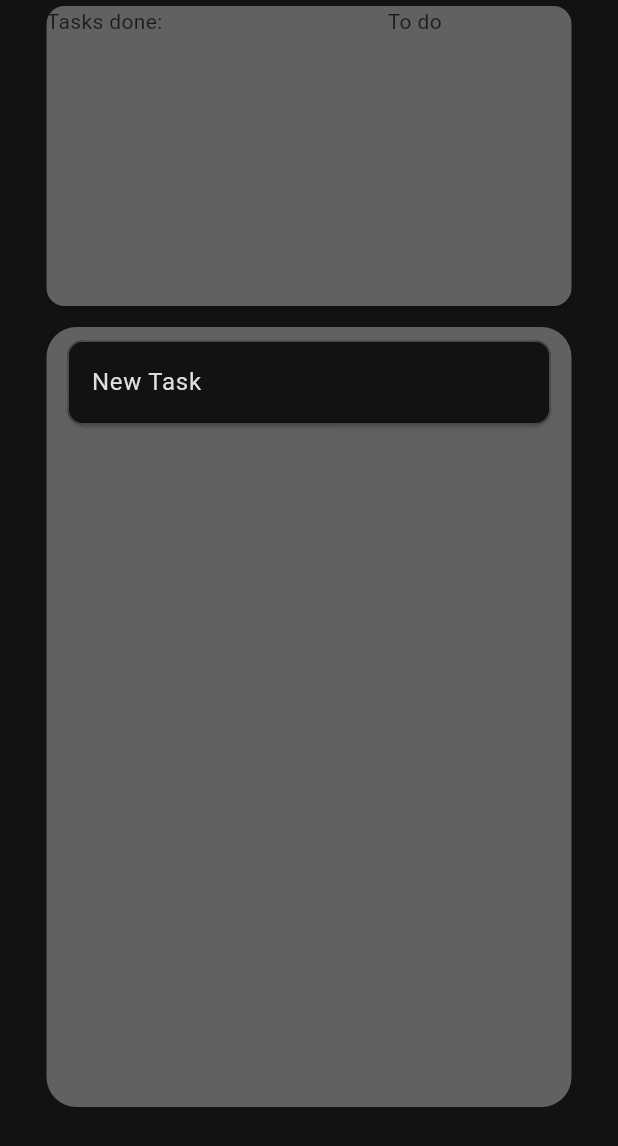
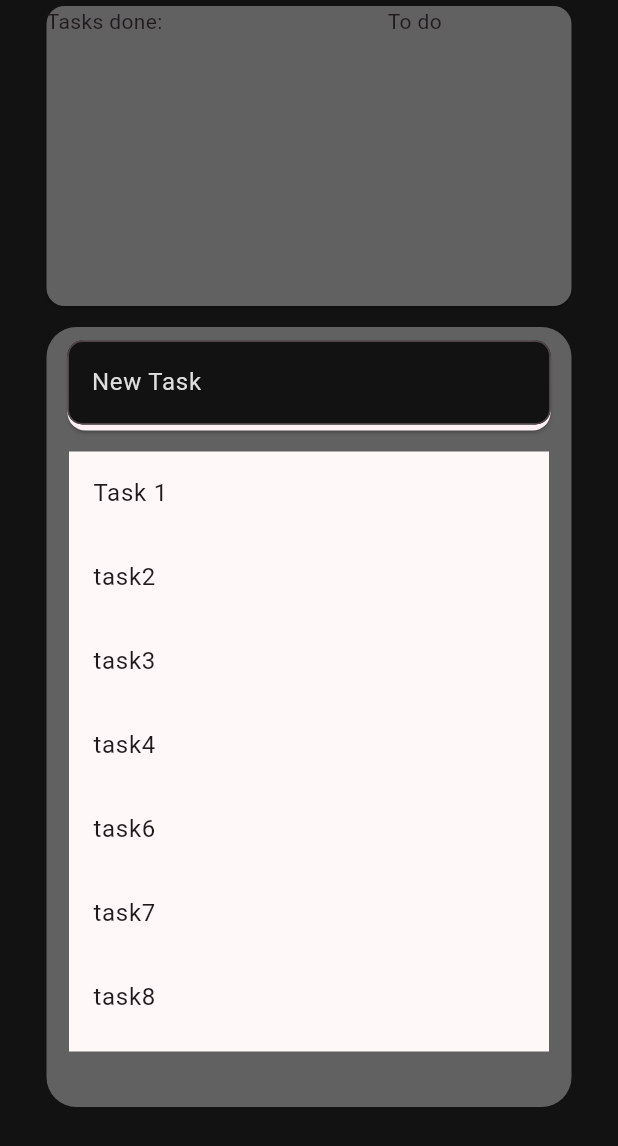
Before and after one commit to MarcoAlarcon/todolist, a Flutter app: the screen it shows after launch, on a phone screen of 412 x 824 dp. Shown: the top 1146 px of the screen. Run offline on Flutter 3.47's test engine with Material 2 defaults, Android fonts, the phone set to English and light mode, and no system bars.

```diff
--- a/lib/main.dart
+++ b/lib/main.dart
@@ -1,4 +1,5 @@
 import 'package:flutter/material.dart';
+import 'package:provider/provider.dart';
 
 void main() {
   runApp(const MyApp());
@@ -10,7 +11,9 @@ class MyApp extends StatelessWidget {
   // This widget is the root of your application.
   @override
   Widget build(BuildContext context) {
-    return MaterialApp(
+    return ChangeNotifierProvider(
+      create: (_) => TaskListProvider(),
+      child: MaterialApp(
         title: 'Just tasks',
         theme: ThemeData(
           useMaterial3: true,
@@ -18,7 +21,48 @@ class MyApp extends StatelessWidget {
               seedColor: const Color.fromARGB(255, 34, 33, 33)),
         ),
         home: const HomeScreen(),
+      ),
     );
+  }
+}
+
+class TaskListProvider extends ChangeNotifier {
+  List<String> taskList = [
+    'Task 1',
+    'task2',
+    'task3',
+    'task4',
+    'task6',
+    'task7',
+    'task8',
+    'task9',
+    'task10'
+  ];
+}
+
+class TaskList extends StatefulWidget {
+  const TaskList({Key? key}) : super(key: key);
+
+  @override
+  State<TaskList> createState() => _TaskListState();
+}
+
+class _TaskListState extends State<TaskList> {
+  @override
+  Widget build(BuildContext context) {
+    return Consumer<TaskListProvider>(
+        builder: (context, taskListProvider, child) {
+      return Material(
+        child: ListView.builder(
+          itemCount: taskListProvider.taskList.length,
+          itemBuilder: (context, index) {
+            return ListTile(
+              title: Text(taskListProvider.taskList[index]),
+            );
+          },
+        ),
+      );
+    });
   }
 }
 
@@ -86,21 +130,39 @@ class DashList extends StatelessWidget {
       child: const Padding(
         padding: EdgeInsets.fromLTRB(10, 5, 10, 5),
         child: Column(
-          children: [CreateTask()],
+          children: [
+            CreateTask(),
+            SizedBox(
+              height: 10,
+            ),
+            SizedBox(
+              width: 320,
+              height: 400,
+              child: TaskList(),
+            ),
+          ],
         ),
       ),
     );
   }
 }
 
-class CreateTask extends StatelessWidget {
-  const CreateTask({super.key});
+class CreateTask extends StatefulWidget {
+  const CreateTask({Key? key}) : super(key: key);
 
   @override
+  State<CreateTask> createState() => _CreateTaskState();
+}
+
+class _CreateTaskState extends State<CreateTask> {
+  final _textController = TextEditingController();
+  @override
   Widget build(BuildContext context) {
-
     return Card(
+      child: SizedBox(
+        height: 60,
         child: TextField(
+          controller: _textController,
           obscureText: false,
           cursorColor: const Color.fromARGB(255, 223, 223, 223),
           style: const TextStyle(color: Color.fromARGB(255, 223, 223, 223)),
@@ -118,17 +180,10 @@ class CreateTask extends StatelessWidget {
               labelText: 'New Task'),
           onSubmitted: (task) {
             print(task);
+            _textController.clear();
           },
+        ),
       ),
     );
   }
 }
-
-class TaskList extends StatelessWidget {
-  const TaskList({super.key});
-
-  @override
-  Widget build(BuildContext context) {
-    return const Text('teste');
-  }
-}
--- a/pubspec.yaml
+++ b/pubspec.yaml
@@ -35,6 +35,7 @@ dependencies:
   # The following adds the Cupertino Icons font to your application.
   # Use with the CupertinoIcons class for iOS style icons.
   cupertino_icons: ^1.0.2
+  provider: ^6.0.0
 
 dev_dependencies:
   flutter_test:
```
Also changed, not shown: pubspec.lock. Lines whose indentation alone changed are shown as unchanged.
